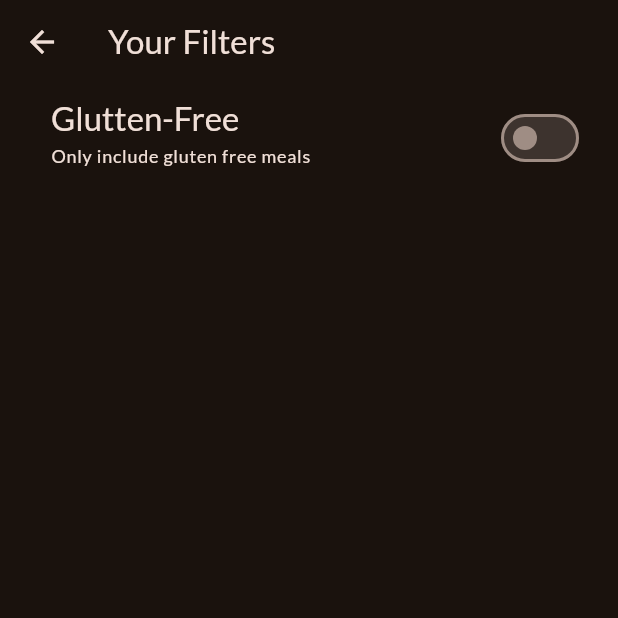
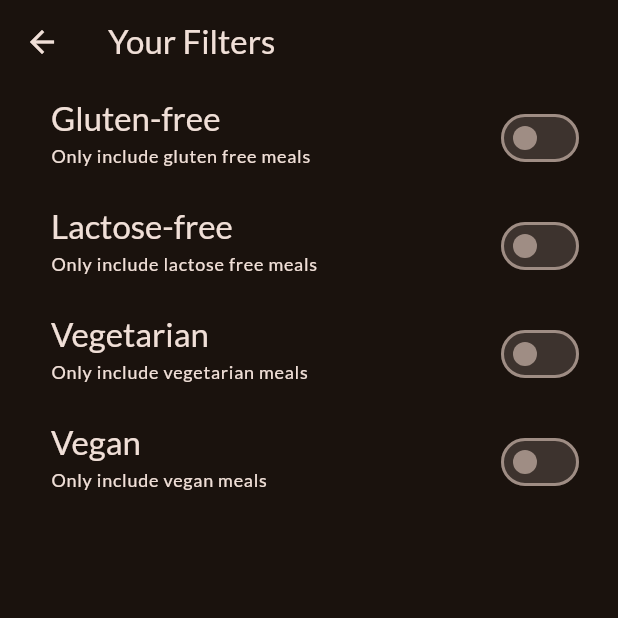
Before and after one commit to AVtheking/Meals-app, a Flutter app: the FilterScreen screen opened directly, on a phone screen of 412 x 824 dp, the top half of it. Run offline on Flutter 3.47's test engine with Material 2 defaults, Android fonts, the phone set to English and light mode, and no system bars; our stand-ins replace google_fonts, transparent_image.

Commit message:
filter screen

```diff
--- a/lib/screens/filters_screen.dart
+++ b/lib/screens/filters_screen.dart
@@ -1,4 +1,7 @@
 import 'package:flutter/material.dart';
+import 'package:meals_app/widgets/filter_item.dart';
+
+enum Filter { glutenFree, lactoseFree, vegetarian, vegan }
 
 class FilterScreen extends StatefulWidget {
   const FilterScreen({super.key});
@@ -8,38 +11,66 @@ class FilterScreen extends StatefulWidget {
 }
 
 class _FilterScreenState extends State<FilterScreen> {
+  final Map<String, bool> _filterStates = {
+    'gluten': false,
+    'lactose': false,
+    'vegetarian': false,
+    'vegan': false,
+  };
+
+  // Callback function to update the state of the switches
+  void _updateFilterState(String filterKey, bool value) {
+    setState(() {
+      _filterStates[filterKey] = value;
+    });
+  }
+
   @override
   Widget build(BuildContext context) {
-    var _glutenFreeChecked = false;
     return Scaffold(
       appBar: AppBar(
         title: const Text("Your Filters"),
       ),
-      body: Column(
-        children: [
-          SwitchListTile(
-            value: _glutenFreeChecked,
-            onChanged: (isChecked) {
-              _glutenFreeChecked = isChecked;
-            },
-            title: Text(
-              "Glutten-Free",
-              style: Theme.of(context)
-                  .textTheme
-                  .titleLarge!
-                  .copyWith(color: Theme.of(context).colorScheme.onBackground),
+      body: WillPopScope(
+        onWillPop: () async {
+          Navigator.of(context).pop({
+            Filter.glutenFree: _filterStates['gluten'],
+            Filter.lactoseFree: _filterStates['lactose'],
+            Filter.vegetarian: _filterStates['vegetarian'],
+            Filter.vegan: _filterStates['vegan'],
+          });
+          return false;
+        },
+        child: Column(
+          children: [
+            FilterItem(
+              titleText: "Gluten-free",
+              subTitleText: "gluten free",
+              checked: _filterStates['gluten']!,
+              onChanged: (isChecked) => _updateFilterState('gluten', isChecked),
             ),
-            subtitle: Text(
-              "Only include gluten free meals ",
-              style: Theme.of(context)
-                  .textTheme
-                  .labelMedium!
-                  .copyWith(color: Theme.of(context).colorScheme.onBackground),
+            FilterItem(
+              titleText: "Lactose-free",
+              subTitleText: "lactose free",
+              checked: _filterStates['lactose']!,
+              onChanged: (isChecked) =>
+                  _updateFilterState('lactose', isChecked),
             ),
-            activeColor: Theme.of(context).colorScheme.tertiary,
-            contentPadding: const EdgeInsets.only(left: 34, right: 22),
-          )
-        ],
+            FilterItem(
+              titleText: "Vegetarian",
+              subTitleText: "vegetarian",
+              checked: _filterStates['vegetarian']!,
+              onChanged: (isChecked) =>
+                  _updateFilterState('vegetarian', isChecked),
+            ),
+            FilterItem(
+              titleText: "Vegan",
+              subTitleText: "vegan",
+              checked: _filterStates['vegan']!,
+              onChanged: (isChecked) => _updateFilterState('vegan', isChecked),
+            ),
+          ],
+        ),
       ),
     );
   }
--- a/lib/screens/tab_screen.dart
+++ b/lib/screens/tab_screen.dart
@@ -43,14 +43,15 @@ class _TabScreenState extends State<TabScreen> {
     });
   }
 
-  void _setScreen(String identifier) {
+  void _setScreen(String identifier) async {
     Navigator.of(context).pop();
     if (identifier == 'filters') {
-      Navigator.of(context).push(
+      final result = await Navigator.of(context).push(
         MaterialPageRoute(
           builder: (ctx) => const FilterScreen(),
         ),
       );
+      print(result);
     }
   }
 
--- /dev/null
+++ b/lib/widgets/filter_item.dart
@@ -0,0 +1,47 @@
+import 'package:flutter/material.dart';
+
+class FilterItem extends StatefulWidget {
+  const FilterItem(
+      {super.key,
+      required this.titleText,
+      required this.subTitleText,
+      required this.checked,
+      required this.onChanged});
+  final String titleText;
+  final String subTitleText;
+  final bool checked;
+  final ValueChanged<bool> onChanged;
+
+  @override
+  State<FilterItem> createState() => _FilterItemState();
+}
+
+class _FilterItemState extends State<FilterItem> {
+  @override
+  Widget build(BuildContext context) {
+    return SwitchListTile(
+      value: widget.checked,
+      onChanged: (isChecked) {
+        setState(() {
+          widget.onChanged(isChecked);
+        });
+      },
+      title: Text(
+        widget.titleText,
+        style: Theme.of(context)
+            .textTheme
+            .titleLarge!
+            .copyWith(color: Theme.of(context).colorScheme.onBackground),
+      ),
+      subtitle: Text(
+        "Only include ${widget.subTitleText} meals ",
+        style: Theme.of(context)
+            .textTheme
+            .labelMedium!
+            .copyWith(color: Theme.of(context).colorScheme.onBackground),
+      ),
+      activeColor: Theme.of(context).colorScheme.tertiary,
+      contentPadding: const EdgeInsets.only(left: 34, right: 22),
+    );
+  }
+}
--- a/lib/widgets/meal_item.dart
+++ b/lib/widgets/meal_item.dart
@@ -10,11 +10,13 @@ class MealsItem extends StatelessWidget {
   final Meal meal;
   final void Function(Meal meal) onToggleFavorites;
   String get complexityText {
-    return meal.complexity.name[0] + meal.complexity.name.substring(1);
+    return meal.complexity.name[0].toUpperCase() +
+        meal.complexity.name.substring(1);
   }
 
   String get affordabilityText {
-    return meal.affordability.name[0] + meal.affordability.name.substring(1);
+    return meal.affordability.name[0].toUpperCase() +
+        meal.affordability.name.substring(1);
   }
 
   @override
```
